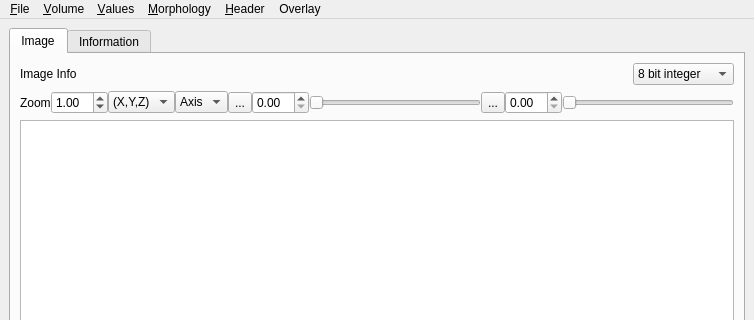
Before: the Qt Designer form view_image.ui in frankyeh/DSI-Studio, drawn with Qt 5; both pictures show x 0 to 754 and y 0 to 320 of the 754 by 632 pixel window.
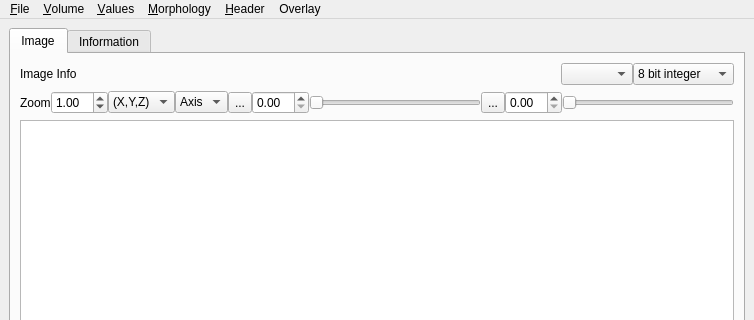
After: the same form once the commit is applied. The open tabs and pages were chosen to show the change. Icons and pictures are not drawn. Custom widgets are drawn as their Qt base class.

Commit message: revise view image functions for FIB

```diff
--- a/view_image.ui
+++ b/view_image.ui
@@ -27,6 +27,9 @@
        <layout class="QVBoxLayout" name="verticalLayout_2">
         <item>
          <layout class="QHBoxLayout" name="horizontalLayout">
+          <property name="spacing">
+           <number>0</number>
+          </property>
           <item>
            <widget class="QLabel" name="image_info">
             <property name="text">
@@ -47,6 +50,9 @@
             </property>
            </spacer>
           </item>
+          <item>
+           <widget class="QComboBox" name="mat_images"/>
+          </item>
           <item>
            <widget class="QComboBox" name="type">
             <property name="sizeAdjustPolicy">
```
Left out of the diff: 2 changed lines with no effect on the pictures. The commit also changes 2 other files.
